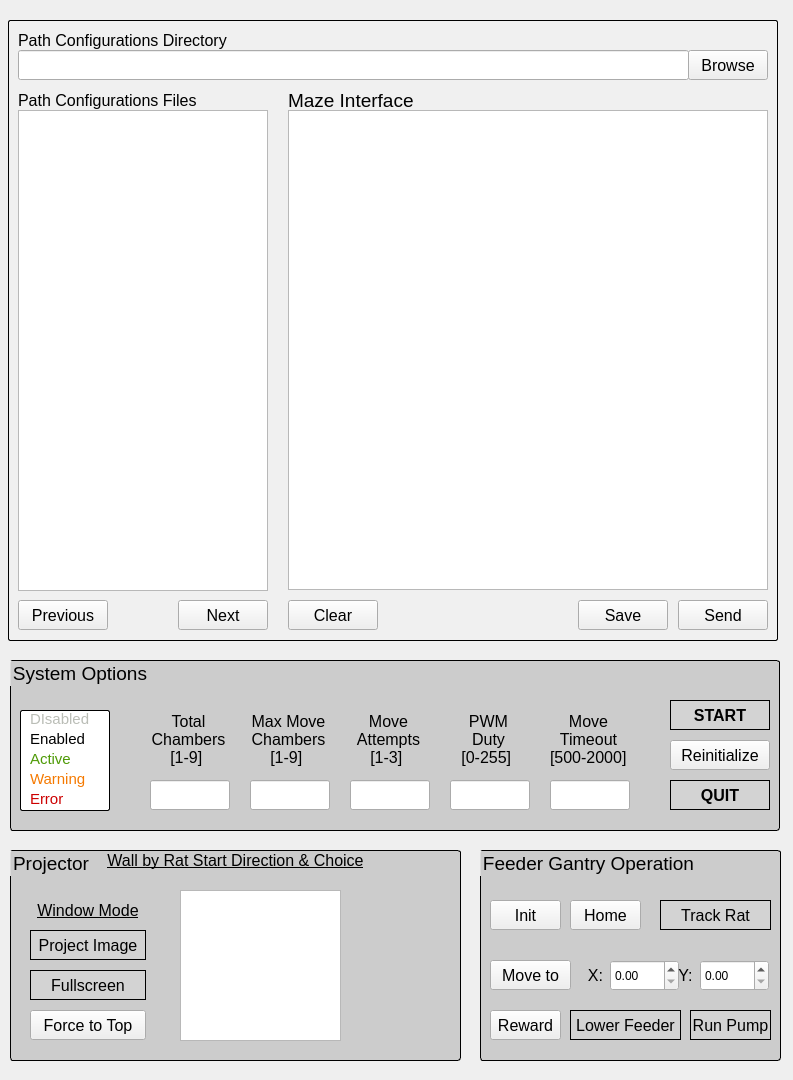
First picture: the form in src/omniroute_operation/src/omniroute_controller/omniroute_controller_interface.ui, repository NC4Lab/omniroute_ubuntu_ws, before the edit.
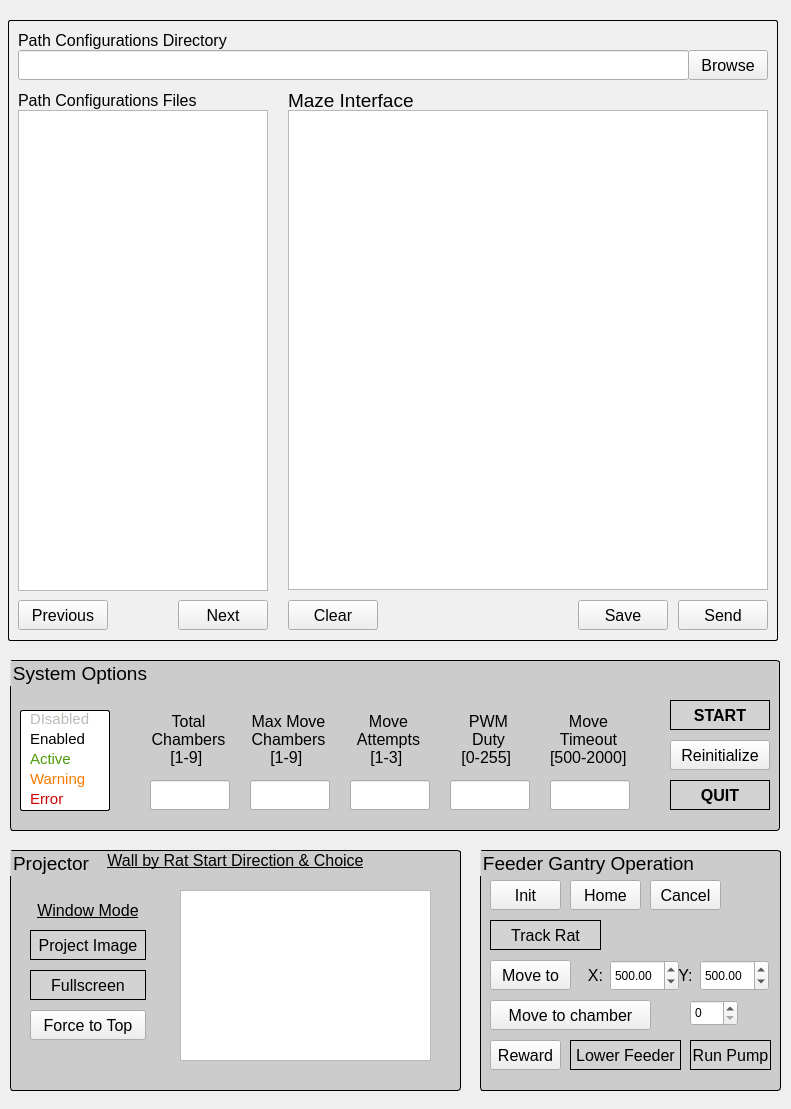
Second picture: the form after the edit.

Commit message: committing work on jog cancel

```diff
--- a/src/omniroute_operation/src/omniroute_controller/omniroute_controller_interface.ui
+++ b/src/omniroute_operation/src/omniroute_controller/omniroute_controller_interface.ui
@@ -9,8 +9,8 @@
    <rect>
     <x>0</x>
     <y>0</y>
-    <width>793</width>
-    <height>1080</height>
+    <width>791</width>
+    <height>1109</height>
    </rect>
   </property>
   <property name="windowTitle">
@@ -742,7 +742,7 @@
      <x>10</x>
      <y>850</y>
      <width>451</width>
-     <height>211</height>
+     <height>241</height>
     </rect>
    </property>
    <property name="font">
@@ -910,8 +910,8 @@
      <rect>
       <x>170</x>
       <y>40</y>
-      <width>161</width>
-      <height>151</height>
+      <width>251</width>
+      <height>171</height>
      </rect>
     </property>
    </widget>
@@ -922,7 +922,7 @@
      <x>480</x>
      <y>850</y>
      <width>301</width>
-     <height>211</height>
+     <height>241</height>
     </rect>
    </property>
    <property name="font">
@@ -979,6 +979,9 @@
     <property name="singleStep">
      <double>100.000000000000000</double>
     </property>
+    <property name="value">
+     <double>500.000000000000000</double>
+    </property>
    </widget>
    <widget class="QLabel" name="xSpinBoxLabel_2">
     <property name="geometry">
@@ -1025,7 +1028,7 @@
     <property name="geometry">
      <rect>
       <x>90</x>
-      <y>50</y>
+      <y>30</y>
       <width>71</width>
       <height>30</height>
      </rect>
@@ -1054,12 +1057,15 @@
     <property name="singleStep">
      <double>100.000000000000000</double>
     </property>
+    <property name="value">
+     <double>500.000000000000000</double>
+    </property>
    </widget>
    <widget class="QPushButton" name="rewardBtn">
     <property name="geometry">
      <rect>
       <x>10</x>
-      <y>160</y>
+      <y>190</y>
       <width>71</width>
       <height>30</height>
      </rect>
@@ -1077,7 +1083,7 @@
     <property name="geometry">
      <rect>
       <x>210</x>
-      <y>160</y>
+      <y>190</y>
       <width>81</width>
       <height>30</height>
      </rect>
@@ -1118,7 +1124,7 @@
     <property name="geometry">
      <rect>
       <x>90</x>
-      <y>160</y>
+      <y>190</y>
       <width>111</width>
       <height>30</height>
      </rect>
@@ -1158,8 +1164,8 @@
    <widget class="QPushButton" name="trackRatTogBtn">
     <property name="geometry">
      <rect>
-      <x>180</x>
-      <y>50</y>
+      <x>10</x>
+      <y>70</y>
       <width>111</width>
       <height>30</height>
      </rect>
@@ -1200,7 +1206,7 @@
     <property name="geometry">
      <rect>
       <x>10</x>
-      <y>50</y>
+      <y>30</y>
       <width>71</width>
       <height>30</height>
      </rect>
@@ -1214,6 +1220,55 @@
      <string>Init</string>
     </property>
    </widget>
+   <widget class="QPushButton" name="jogCancelBtn">
+    <property name="geometry">
+     <rect>
+      <x>170</x>
+      <y>30</y>
+      <width>71</width>
+      <height>30</height>
+     </rect>
+    </property>
+    <property name="font">
+     <font>
+      <pointsize>12</pointsize>
+     </font>
+    </property>
+    <property name="text">
+     <string>Cancel</string>
+    </property>
+   </widget>
+   <widget class="QPushButton" name="moveToChamberBtn">
+    <property name="geometry">
+     <rect>
+      <x>10</x>
+      <y>150</y>
+      <width>161</width>
+      <height>30</height>
+     </rect>
+    </property>
+    <property name="font">
+     <font>
+      <pointsize>12</pointsize>
+     </font>
+    </property>
+    <property name="text">
+     <string>Move to chamber</string>
+    </property>
+   </widget>
+   <widget class="QSpinBox" name="chamberSpinBox">
+    <property name="geometry">
+     <rect>
+      <x>210</x>
+      <y>150</y>
+      <width>48</width>
+      <height>26</height>
+     </rect>
+    </property>
+    <property name="maximum">
+     <number>8</number>
+    </property>
+   </widget>
   </widget>
   <zorder>gantryOperationGroupBo</zorder>
   <zorder>selectorGroupBox</zorder>
```
Left out of the diff: 2 changed lines with no effect on the pictures. The commit also changes 3 other files.
